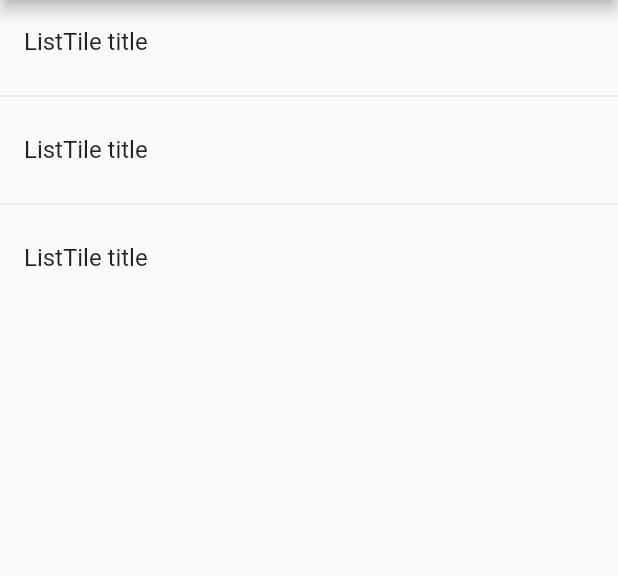
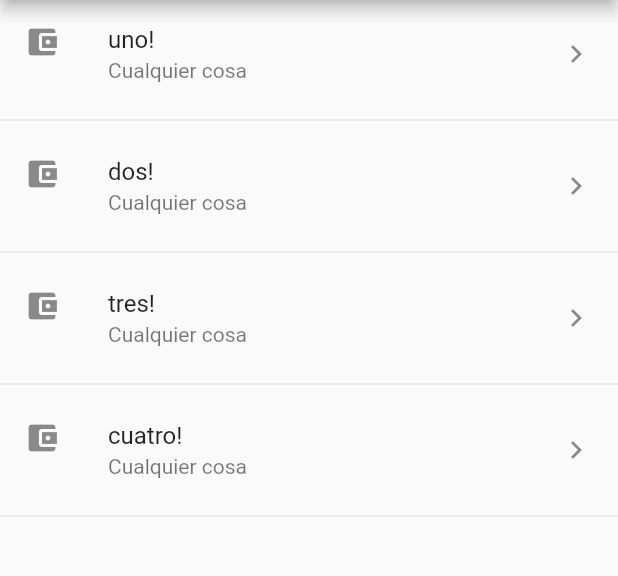
Before and after one commit to Sh4d0wC0ll3ct0r/componentes, a Flutter app: the screen it shows after launch, on a phone screen of 412 x 824 dp, the part 84-660 px from its top. Run offline on Flutter 3.47's test engine with Material 2 defaults, Android fonts, the phone set to English and light mode, and no system bars.

Commit message:
Se agrego un lista de widgets

```diff
--- a/lib/main.dart
+++ b/lib/main.dart
@@ -4,8 +4,10 @@ import 'package:flutter/material.dart';
 void main() => runApp(MyApp());
 
 class MyApp extends StatelessWidget {
+
   @override
   Widget build(BuildContext context) {
+
     return MaterialApp(
       title: 'Componentes App',
       debugShowCheckedModeBanner: false,
--- a/lib/src/pages/home_temp.dart
+++ b/lib/src/pages/home_temp.dart
@@ -2,6 +2,7 @@ import 'package:flutter/material.dart';
 
 
 class HomePageTemp extends StatelessWidget {
+  final opciones = ['uno','dos','tres','cuatro'];
   @override
   Widget build(BuildContext context) {
     return Scaffold(
@@ -9,22 +10,36 @@ class HomePageTemp extends StatelessWidget {
         title : Text('Componentes Temp'),
       ),
       body: ListView(
-          children: <Widget>[
-            ListTile(
-              title: Text('ListTile title'),
-            ),
-            Divider()
-            ,
-              ListTile(
-              title: Text('ListTile title'),
-            ),
-            Divider()
-            ,
-              ListTile(
-              title: Text('ListTile title'),
-            ),
-          ],
+          children: _crearItemsCorta(),
         ),
     );
   }
+  List<Widget> _crearItems(){
+
+    List<Widget> lista = new List<Widget>();
+    for (String opt in opciones) {
+       final ListTile tempWidget = ListTile(
+         title: Text(opt),
+       );
+       lista ..add(tempWidget)
+             ..add(Divider());
+    }
+
+    return lista;
+  }
+  List<Widget> _crearItemsCorta(){
+    return opciones.map((item){
+      return Column(
+        children: <Widget>[
+          ListTile(
+            title: Text(item + '!'),
+            subtitle: Text('Cualquier cosa') ,
+            leading: Icon(Icons.account_balance_wallet),
+            trailing: Icon(Icons.keyboard_arrow_right),
+            onTap: () {},),
+          Divider()
+        ],
+      );
+    }).toList();
+  }
 }
```
